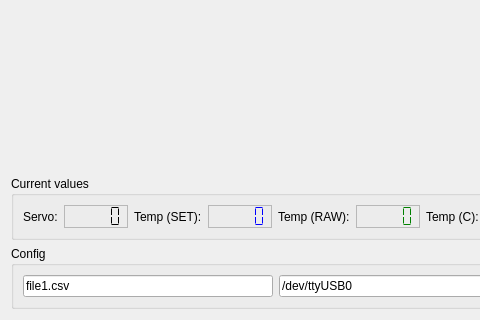
Before: the Qt Designer form qt-plotter/src/dialogrecorder.ui in petrows/boiler-autotemp, drawn with Qt 5; both pictures show x 0 to 480 and y 103 to 423 of the 637 by 423 pixel window.
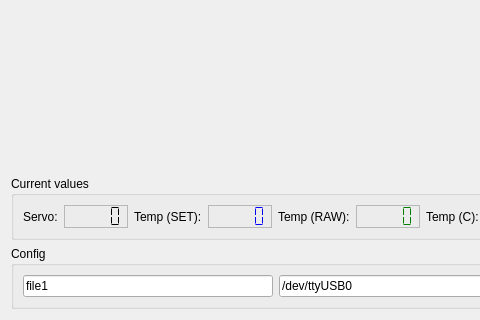
After: the same form once the commit is applied. Custom widgets are drawn as their Qt base class.

What changed in the file:
```diff
--- a/qt-plotter/src/dialogrecorder.ui
+++ b/qt-plotter/src/dialogrecorder.ui
@@ -138,7 +138,7 @@
       <item>
        <widget class="QLineEdit" name="serialOutput">
         <property name="text">
-         <string>file1.csv</string>
+         <string>file1</string>
         </property>
        </widget>
       </item>
```
